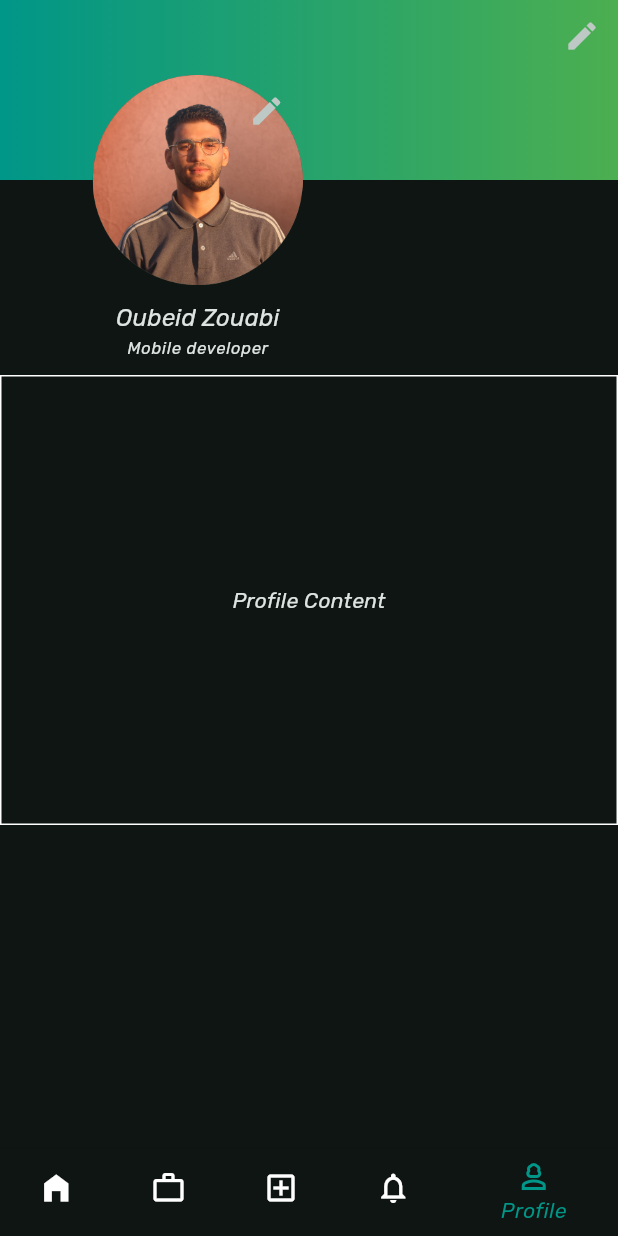
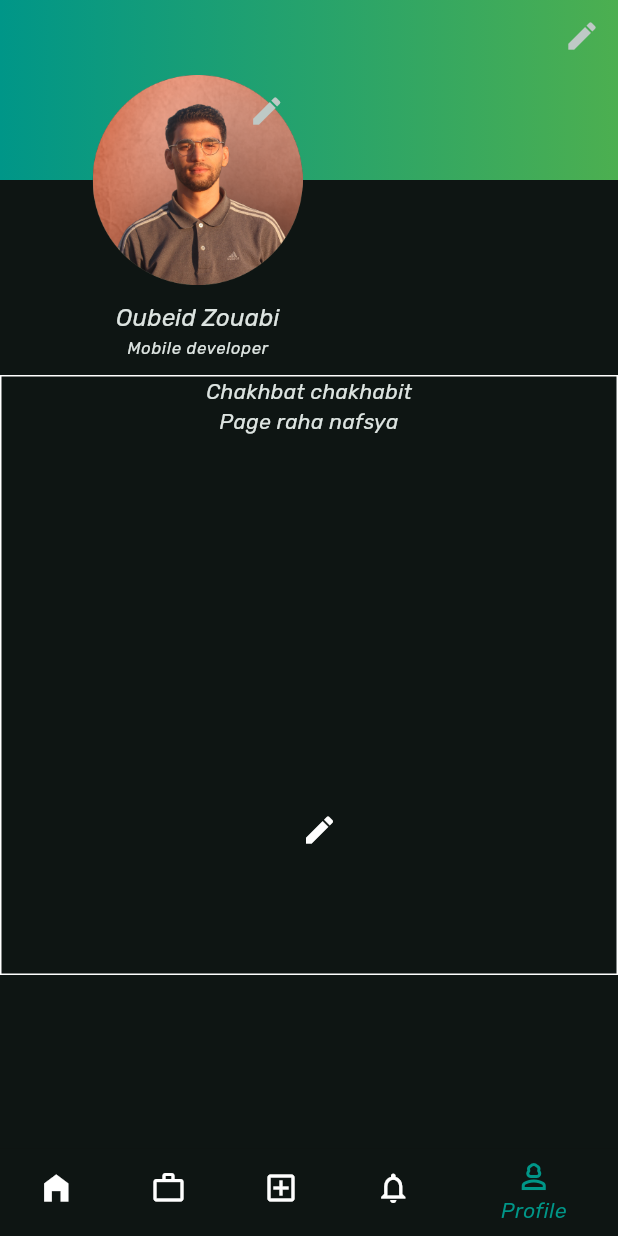
Before and after one commit to Zouuabi/teamBey, a Flutter app: the screen it shows after launch, item 5 of the bottom bar chosen, after a tap on the "edit" icon, on a phone screen of 412 x 824 dp. Run offline on Flutter 3.47's test engine with Material 3 defaults, Android fonts, the phone set to English and light mode, and no system bars.

Commit message:
demo [2]

```diff
--- a/lib/presentation/home/pages/mobile_view.dart
+++ b/lib/presentation/home/pages/mobile_view.dart
@@ -1,10 +1,8 @@
 import 'package:flutter/material.dart';
+
 import 'package:teambey_org/core/route/route_generator.dart';
 import 'package:teambey_org/presentation/home/widgets/widgets.dart';
-import 'package:teambey_org/presentation/notifications/notifications.dart';
-import 'package:teambey_org/presentation/post_project/post_project_page.dart';
-import 'package:teambey_org/presentation/profile/pages/profile_page.dart';
-import 'package:teambey_org/presentation/projects/projects_page.dart';
+import 'package:teambey_org/presentation/shared/widgets/buttom_nav_bar.dart';
 
 class MobileView extends StatefulWidget {
   const MobileView({super.key});
@@ -14,20 +12,10 @@ class MobileView extends StatefulWidget {
 }
 
 class _MobileViewState extends State<MobileView> {
-  int _currentIndex = 0;
-  final PageController _pageController = PageController(initialPage: 0);
   @override
   Widget build(BuildContext context) {
     return Scaffold(
-      body: PageView(
-        controller: _pageController,
-        onPageChanged: (index) {
-          setState(() {
-            _currentIndex = index;
-          });
-        },
-        children: [
-          NestedScrollView(
+      body: NestedScrollView(
           floatHeaderSlivers: true,
           headerSliverBuilder: (context, _) => [
                 SliverAppBar(
@@ -40,41 +28,16 @@ class _MobileViewState extends State<MobileView> {
                               Navigator.of(context)
                                   .pushNamed(RouteGenerator.chat);
                             },
-                                icon: const Icon(
-                                    Icons.messenger_outline_rounded)))
+                            icon: const Icon(Icons.messenger_outline_rounded)))
                   ]),
                 )
               ],
-              body: const Feed()),
-          const ProjectsPage(),
-          const PostProjectPage(),
-          const NotificationsPage(),
-          const ProfilePage()
+          body: const Column(
+            children: [
+              Expanded(child: Feed()),
+              BottomNavBar(index: 0),
             ],
-      ),
-      bottomNavigationBar: BottomNavigationBar(
-        currentIndex: _currentIndex,
-        elevation: 2,
-        unselectedItemColor: Colors.white,
-        selectedItemColor: Colors.teal,
-        onTap: (value) {
-          _pageController.jumpToPage(value);
-          setState(() {
-            _currentIndex = value;
-          });
-        },
-        items: const [
-          BottomNavigationBarItem(icon: Icon(Icons.home_filled), label: 'Home'),
-          BottomNavigationBarItem(
-              icon: Icon(Icons.work_outline), label: 'Projects'),
-          BottomNavigationBarItem(
-              icon: Icon(Icons.add_box_outlined), label: 'Create'),
-          BottomNavigationBarItem(
-              icon: Icon(Icons.notifications_none), label: 'Notifications'),
-          BottomNavigationBarItem(
-              icon: Icon(Icons.person_3_outlined), label: 'Profile'),
-        ],
-      ),
+          )),
     );
   }
 }
--- a/lib/presentation/home/widgets/feed.dart
+++ b/lib/presentation/home/widgets/feed.dart
@@ -1,17 +1,32 @@
 import 'package:flutter/material.dart';
 import 'package:teambey_org/presentation/home/widgets/widgets.dart';
 
-class Feed extends StatelessWidget {
+class Feed extends StatefulWidget {
   const Feed({
     super.key,
   });
 
   @override
+  State<Feed> createState() => _FeedState();
+}
+
+class _FeedState extends State<Feed> {
+  late ScrollController _scrollController;
+
+  @override
+  void initState() {
+    _scrollController =
+        ScrollController(keepScrollOffset: true, initialScrollOffset: 2.0);
+    super.initState();
+  }
+
+  @override
   Widget build(BuildContext context) {
     return CustomScrollView(
+      controller: _scrollController,
       slivers: [
         SliverList.builder(
-            itemCount: 50,
+            itemCount: 10,
             itemBuilder: (context, index) {
               if (index == 0) {
                 return const CreateProject();
--- a/lib/presentation/post_project/post_project_page.dart
+++ b/lib/presentation/post_project/post_project_page.dart
@@ -1,4 +1,5 @@
 import 'package:flutter/material.dart';
+import 'package:teambey_org/presentation/shared/widgets/buttom_nav_bar.dart';
 
 import 'package:teambey_org/presentation/shared/widgets/web_layout.dart';
 
@@ -9,12 +10,103 @@ class PostProjectPage extends StatelessWidget {
   Widget build(BuildContext context) {
     return LayoutBuilder(builder: (context, constraints) {
       if (constraints.maxWidth > 700) {
-        return const WebLayout(body: Center(child: Text('Post project page')));
+        return const WebLayout(body: RahaNafsya());
       } else {
-        return Scaffold(
-            appBar: AppBar(),
-            body: const Center(child: Text('Post project page')));
+        return const MobileView();
       }
     });
   }
 }
+
+class MobileView extends StatelessWidget {
+  const MobileView({
+    super.key,
+  });
+
+  @override
+  Widget build(BuildContext context) {
+    return const Scaffold(
+        body: Column(
+      children: [Expanded(child: RahaNafsya()), BottomNavBar(index: 2)],
+    ));
+  }
+}
+
+class RahaNafsya extends StatefulWidget {
+  const RahaNafsya({
+    super.key,
+  });
+
+  @override
+  State<RahaNafsya> createState() => _RahaNafsyaState();
+}
+
+class _RahaNafsyaState extends State<RahaNafsya> {
+  final list = <Widget>[];
+  double lastX = 198;
+  double lastY = 267;
+  @override
+  Widget build(BuildContext context) {
+    return Column(
+      children: [
+        const Column(
+          crossAxisAlignment: CrossAxisAlignment.center,
+          children: [Text('Chakhbat chakhabit'), Text('Page raha nafsya')],
+        ),
+        Expanded(
+          child: Stack(
+            children: [
+              ...list,
+              ButtonRahaNafsya(
+                onDarg: (details) {
+                  lastX += details.delta.dx;
+                  lastY += details.delta.dy;
+                  setState(() {
+                    list.add(Positioned(
+                        top: lastY,
+                        left: lastX,
+                        child: Container(
+                          width: 5,
+                          height: 5,
+                          color: Colors.teal,
+                        )));
+                  });
+                },
+              )
+            ],
+          ),
+        ),
+      ],
+    );
+  }
+}
+
+class ButtonRahaNafsya extends StatefulWidget {
+  const ButtonRahaNafsya({super.key, required this.onDarg});
+  final void Function(DragUpdateDetails details) onDarg;
+
+  @override
+  State<ButtonRahaNafsya> createState() => _ButtonRahaNafsyaState();
+}
+
+class _ButtonRahaNafsyaState extends State<ButtonRahaNafsya> {
+  double positionX = 200;
+  double positionY = 250;
+  @override
+  Widget build(BuildContext context) {
+    return Positioned(
+        top: positionY,
+        left: positionX,
+        child: Draggable(
+            onDragUpdate: (details) {
+              widget.onDarg(details);
+
+              setState(() {
+                positionY += details.delta.dy;
+                positionX += details.delta.dx;
+              });
+            },
+            feedback: Container(),
+            child: const Icon(Icons.edit)));
+  }
+}
--- a/lib/presentation/profile/pages/mobile_view.dart
+++ b/lib/presentation/profile/pages/mobile_view.dart
@@ -1,6 +1,7 @@
 import 'package:flutter/material.dart';
 
 import 'package:teambey_org/presentation/profile/widgets/profile.dart';
+import 'package:teambey_org/presentation/shared/widgets/buttom_nav_bar.dart';
 
 class MobileView extends StatelessWidget {
   const MobileView({
@@ -9,6 +10,10 @@ class MobileView extends StatelessWidget {
 
   @override
   Widget build(BuildContext context) {
-    return const Profile();
+    return const Scaffold(
+      body: Column(
+        children: [Expanded(child: Profile()), BottomNavBar(index: 4)],
+      ),
+    );
   }
 }
--- a/lib/presentation/profile/pages/profile_page.dart
+++ b/lib/presentation/profile/pages/profile_page.dart
@@ -1,7 +1,7 @@
 import 'package:flutter/material.dart';
 
-import 'package:teambey_org/presentation/home/pages/web_view.dart';
 import 'package:teambey_org/presentation/profile/pages/mobile_view.dart';
+import 'package:teambey_org/presentation/profile/pages/web_view.dart';
 
 class ProfilePage extends StatelessWidget {
   const ProfilePage({super.key});
--- a/lib/presentation/profile/widgets/profile.dart
+++ b/lib/presentation/profile/widgets/profile.dart
@@ -1,4 +1,5 @@
 import 'package:flutter/material.dart';
+import 'package:teambey_org/presentation/post_project/post_project_page.dart';
 import 'package:teambey_org/presentation/profile/widgets/profile_picture.dart';
 
 class Profile extends StatelessWidget {
@@ -8,16 +9,18 @@ class Profile extends StatelessWidget {
 
   @override
   Widget build(BuildContext context) {
-    return Column(
-      children: [
-        const EditableProfileAndCover(),
-        Container(
-          width: double.infinity,
-          height: 300,
-          decoration: BoxDecoration(border: Border.all(color: Colors.white)),
-          child: const Center(child: Text('Profile Content')),
-        )
-      ],
+    return SingleChildScrollView(
+      child: Column(
+        children: [
+          const EditableProfileAndCover(),
+          Container(
+              width: double.infinity,
+              height: 400,
+              decoration:
+                  BoxDecoration(border: Border.all(color: Colors.white)),
+              child: const RahaNafsya())
+        ],
+      ),
     );
   }
 }
--- a/lib/presentation/profile/widgets/profile_picture.dart
+++ b/lib/presentation/profile/widgets/profile_picture.dart
@@ -13,7 +13,7 @@ class ProfilePicture extends StatelessWidget {
 
   @override
   Widget build(BuildContext context) {
-    return GestureDetector(
+    return InkWell(
       onTap: () {
         Navigator.of(context).pushReplacementNamed(RouteGenerator.profile);
       },
--- /dev/null
+++ b/lib/presentation/shared/widgets/buttom_nav_bar.dart
@@ -0,0 +1,48 @@
+import 'package:flutter/material.dart';
+import 'package:teambey_org/core/route/route_generator.dart';
+
+class BottomNavBar extends StatelessWidget {
+  const BottomNavBar({super.key, required this.index});
+  final int index;
+  @override
+  Widget build(BuildContext context) {
+    return BottomNavigationBar(
+      currentIndex: index,
+      onTap: (index) {
+        switch (index) {
+          case 0:
+            Navigator.of(context).pushReplacementNamed(RouteGenerator.home);
+            break;
+          case 1:
+            Navigator.of(context).pushReplacementNamed(RouteGenerator.projects);
+            break;
+          case 2:
+            Navigator.of(context)
+                .pushReplacementNamed(RouteGenerator.postPoroject);
+            break;
+          case 3:
+            Navigator.of(context)
+                .pushReplacementNamed(RouteGenerator.notifications);
+            break;
+          case 4:
+            Navigator.of(context).pushReplacementNamed(RouteGenerator.profile);
+            break;
+        }
+      },
+      elevation: 2,
+      unselectedItemColor: Colors.white,
+      selectedItemColor: Colors.teal,
+      items: const [
+        BottomNavigationBarItem(icon: Icon(Icons.home_filled), label: 'Home'),
+        BottomNavigationBarItem(
+            icon: Icon(Icons.work_outline), label: 'Projects'),
+        BottomNavigationBarItem(
+            icon: Icon(Icons.add_box_outlined), label: 'Create'),
+        BottomNavigationBarItem(
+            icon: Icon(Icons.notifications_none), label: 'Notifications'),
+        BottomNavigationBarItem(
+            icon: Icon(Icons.person_3_outlined), label: 'Profile'),
+      ],
+    );
+  }
+}
```
Also changed, not shown: lib/presentation/notifications/notifications.dart (+12 -2 lines), lib/presentation/projects/projects_page.dart (+7 -8 lines). Lines whose indentation alone changed are shown as unchanged.
